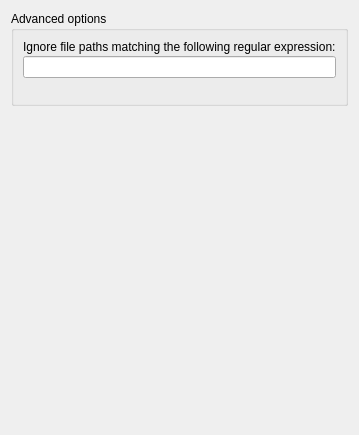
First picture: the form in ui/options_advanced.ui, repository metabrainz/picard, before the edit.
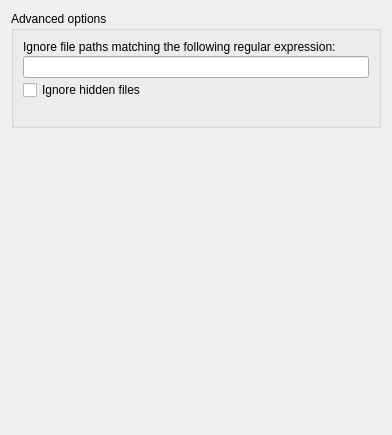
Second picture: the form after the edit.

Commit message: Separate the file browser show hidden files option from the option to ignore hidden files on load.

Diff of the .ui file:
```diff
--- a/ui/options_advanced.ui
+++ b/ui/options_advanced.ui
@@ -6,7 +6,7 @@
    <rect>
     <x>0</x>
     <y>0</y>
-    <width>338</width>
+    <width>392</width>
     <height>435</height>
    </rect>
   </property>
@@ -30,13 +30,20 @@
 	<item row="2" column="0">
 	  <widget class="QLineEdit" name="ignore_regex"/>
 	</item>
-	<item row="3" column="0">
-	  <widget class="QLabel" name="regex_error" >
-	  <property name="text" >
+      <item row="4" column="0">
+       <widget class="QLabel" name="regex_error">
+        <property name="text">
 		<string/>
 	  </property>
 	  </widget>
 	</item>
+      <item row="3" column="0">
+       <widget class="QCheckBox" name="ignore_hidden_files">
+        <property name="text">
+         <string>Ignore hidden files</string>
+        </property>
+       </widget>
+      </item>
      </layout>
     </widget>
    </item>
```
Lines whose indentation alone changed are shown as unchanged. The commit also changes 3 other files.
